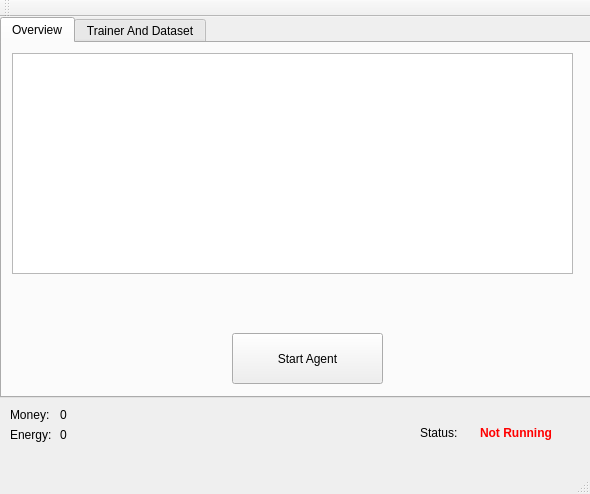
Qt form mainwindow.ui (hspirdal/tradingagent) before a commit.
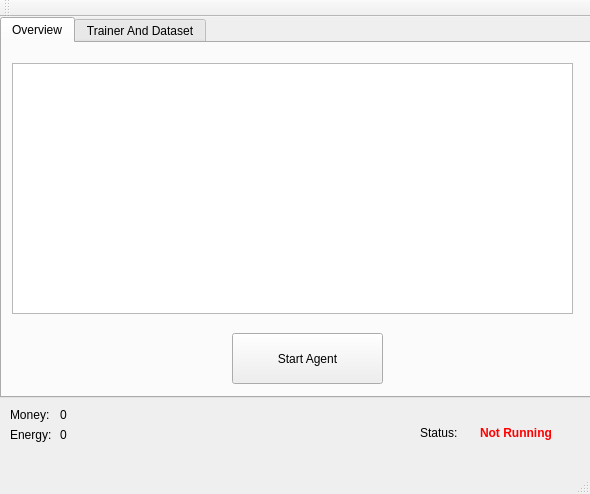
The same form after that commit.

What changed in the file:
```diff
--- a/mainwindow.ui
+++ b/mainwindow.ui
@@ -43,13 +43,13 @@
        <string>Start Agent</string>
       </property>
      </widget>
-     <widget class="QTableWidget" name="tblOverview">
+     <widget class="QTextEdit" name="txtbxOverviewLog">
       <property name="geometry">
        <rect>
         <x>10</x>
-        <y>10</y>
+        <y>20</y>
         <width>561</width>
-        <height>221</height>
+        <height>251</height>
        </rect>
       </property>
      </widget>
```
